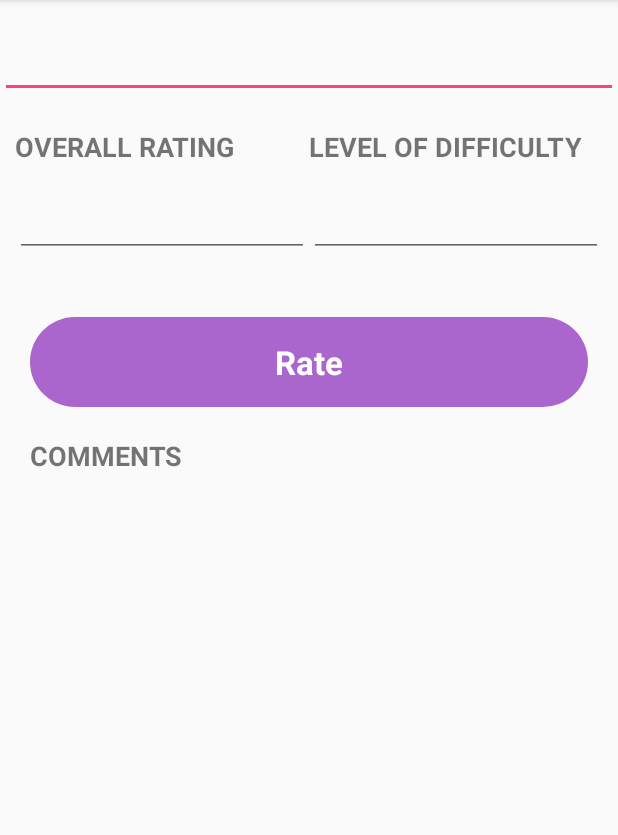
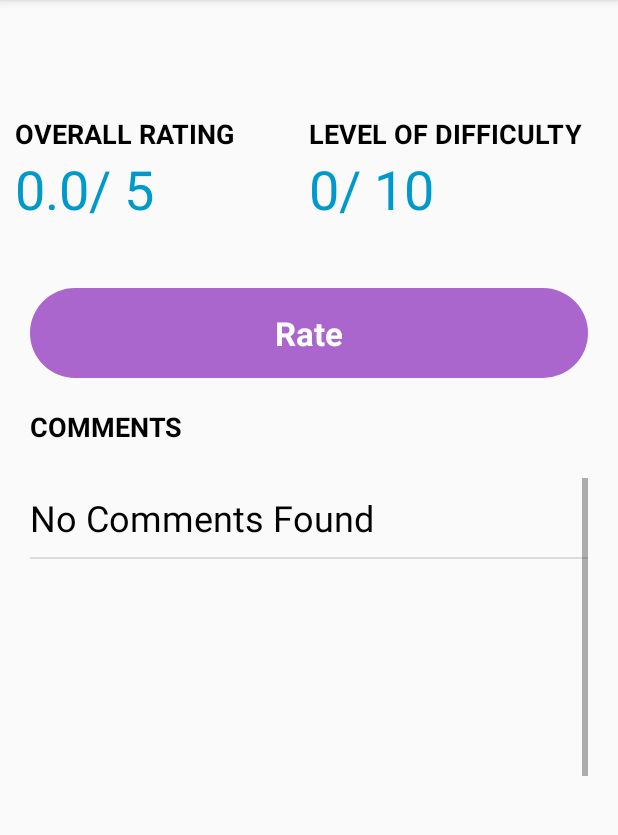
Before and after one commit to ankitabatni/PocketCampus, an Android app: the AddProfessor screen opened directly, with no data from a screen before it, after a tap on "Submit", on a phone screen of 412 x 824 dp, the part 84-919 px from its top. Run offline under Robolectric (Android 15) with nearby library versions, the phone set to English and light mode, and no system bars; our stand-ins replace Firebase (no records; nobody signed in at launch, a user with empty details on screens opened directly); 2 statements that could not run were skipped.

Commit message:
rate prof done

```diff
--- a/app/src/main/java/com/example/ankita/pocketcampus/AddProfessor.java
+++ b/app/src/main/java/com/example/ankita/pocketcampus/AddProfessor.java
@@ -2,6 +2,7 @@ package com.example.ankita.pocketcampus;
 
 import android.content.Intent;
 import android.os.Bundle;
+import android.os.Parcelable;
 import android.support.v7.app.AppCompatActivity;
 import android.view.View;
 import android.widget.EditText;
@@ -18,6 +19,7 @@ import static com.example.ankita.pocketcampus.R.id.profName;
 public class AddProfessor extends AppCompatActivity {
 
     private DatabaseReference mDatabase;
+    private Professor prof;
 
     @Override
     protected void onCreate(Bundle savedInstanceState) {
@@ -45,6 +47,7 @@ public class AddProfessor extends AppCompatActivity {
             Toast.makeText(AddProfessor.this,"Professor Added Successfully",Toast
                     .LENGTH_SHORT).show();
             Intent intent = new Intent(this, ViewProfessor.class);
+            intent.putExtra("Prof Object", (Parcelable) prof);
             startActivity(intent);
         }
     }
--- a/app/src/main/java/com/example/ankita/pocketcampus/ViewProfessor.java
+++ b/app/src/main/java/com/example/ankita/pocketcampus/ViewProfessor.java
@@ -2,23 +2,114 @@ package com.example.ankita.pocketcampus;
 
 import android.content.Intent;
 import android.os.Bundle;
+import android.os.Parcelable;
 import android.support.v7.app.AppCompatActivity;
 import android.view.View;
+import android.widget.ArrayAdapter;
 import android.widget.Button;
+import android.widget.ListView;
+import android.widget.TextView;
+
+import com.example.ankita.pocketcampus.model.Professor;
+import com.example.ankita.pocketcampus.model.Rate;
+import com.google.firebase.database.DataSnapshot;
+import com.google.firebase.database.DatabaseError;
+import com.google.firebase.database.DatabaseReference;
+import com.google.firebase.database.FirebaseDatabase;
+import com.google.firebase.database.ValueEventListener;
+
+import java.util.ArrayList;
+import java.util.List;
 
 public class ViewProfessor extends AppCompatActivity {
-
+    private DatabaseReference mDatabase;
+    final List<Rate> ratingtList = new ArrayList<>();
+    private double overallRating =0. ,levelOfDifficulty = 0.;
+    public Float rating = 0f;
+    public Integer difficultyLevel= 0;
     private Button rateButton;
+    int count = 0;
+    String remark = "";
+    Professor prof;
     @Override
     protected void onCreate(Bundle savedInstanceState) {
         super.onCreate(savedInstanceState);
         setContentView(R.layout.activity_view_professor);
+        mDatabase = FirebaseDatabase.getInstance().getReference();
+        Bundle extras = getIntent().getExtras();
+        prof = (Professor) extras.getParcelable("Prof Object");
+        setTitle(prof.getFirstName()+" "+prof.getLastName());
+        TextView deptName = (TextView) findViewById(R.id.nameOfDepartment_textView);
+        deptName.setText(prof.getDepartmentName());
+        final  Intent intent = new Intent(this,ViewProfessor.class);
+        final List<String> commentList = new ArrayList<String>();
+
+        final ListView commentlistview = (ListView) findViewById(R.id.commentListView);
+        final ArrayAdapter<String> comment_adapter = new ArrayAdapter<String>(this, R.layout.my_list, commentList);
+        commentlistview.setAdapter(comment_adapter);
+
+
+        mDatabase.child("rating").addListenerForSingleValueEvent(new ValueEventListener() {
+            @Override
+            public void onDataChange(DataSnapshot dataSnapshot) {
+                Iterable<DataSnapshot> snapshots =  dataSnapshot.getChildren();
+                for(DataSnapshot snapshot : snapshots){
+                    ratingtList.add(snapshot.getValue(Rate.class));
+                }
+
+                for(Rate rate: ratingtList){
+
+                    if(rate.getProfId().equals(prof.getProfessorId())){
+                        rating += rate.getRating();
+                        difficultyLevel += rate.getDifficultyLevel();
+                        if(rating == 1){
+                            remark = "Awful";
+                        }
+                        else if(rating == 2){
+                            remark = "Poor";
+                        }
+                       else if(rating == 3){
+                            remark = "Fair";
+                        }
+                        else if(rating == 4){
+                            remark = "Good";
+                        }
+                        else{
+                            remark = "Awesome";
+                        }
+                        commentList.add(rate.getRating() +"/ 5        "+remark+"                          " +
+                                ""+rate.getComment());
+                        count++;
+                    }
+                }
+                if(count!=0) {
+                    rating = rating / count;
+                    difficultyLevel = (difficultyLevel / 10) / count;
+                }
+                else{
+                    rating = 0f;
+                    difficultyLevel = 0;
+                    commentList.add("No Comments Found");
+                }
+
+               TextView ratingTextView = (TextView)findViewById(R.id.textViewRating);
+                ratingTextView.setText(""+rating +"/ 5");
+                TextView difficultyTextView = (TextView)findViewById(R.id.textViewDiffiuty);
+                difficultyTextView.setText(""+difficultyLevel +"/ 10");
+            }
+            @Override
+            public void onCancelled(DatabaseError databaseError) {
+
+            }
+        });
+
 
     }
 
      public void onClick(View v){
          if (v.getId() == R.id.rate_button) {
              Intent intent = new Intent(this, RateProfessor.class);
+             intent.putExtra("Prof Id",(Parcelable) prof);
              startActivity(intent);
          }
      }
--- a/app/src/main/java/com/example/ankita/pocketcampus/model/Rate.java
+++ b/app/src/main/java/com/example/ankita/pocketcampus/model/Rate.java
@@ -20,6 +20,8 @@ public class Rate {
         this.difficultyLevel = difficultyLevel;
         this.takeCourseAgain = takeCourseAgain;
         this.comment = comment;
+    }
+    public Rate() {
     }
 
     public String getProfId() {
--- a/app/src/main/res/layout/activity_main.xml
+++ b/app/src/main/res/layout/activity_main.xml
@@ -10,8 +10,8 @@
 
     <FrameLayout
         android:layout_width="match_parent"
-    android:layout_height="wrap_content">
-
+        android:layout_height="314dp"
+        android:layout_marginTop="20dp">
 
 
         <ImageView
@@ -21,7 +21,7 @@
             android:layout_gravity="center"
             android:layout_marginBottom="55dp"
             android:layout_marginTop="50dp"
-        android:src="@drawable/new_icon"/>
+            android:src="@drawable/new_icon" />
 
 
     </FrameLayout>
--- a/app/src/main/res/layout/activity_rate_professor.xml
+++ b/app/src/main/res/layout/activity_rate_professor.xml
@@ -94,7 +94,7 @@
                 android:textStyle="bold" />
 
             <SeekBar
-                android:id="@+id/seekBar"
+                android:id="@+id/seekBar1"
                 android:layout_width="match_parent"
                 android:layout_height="wrap_content"
                 android:layout_marginLeft="20dp"
@@ -174,6 +174,7 @@
                 android:layout_marginLeft="20dp"
                 android:layout_marginRight="20dp"
                 android:layout_marginTop="20dp"
+                android:onClick="onClick"
                 android:text="Submit Rating" />
 
         </LinearLayout>
--- a/app/src/main/res/layout/activity_view_professor.xml
+++ b/app/src/main/res/layout/activity_view_professor.xml
@@ -11,13 +11,16 @@
     android:weightSum="1">
 
 
-    <EditText
-        android:id="@+id/nameOfDepartment_editText"
+    <TextView
+        android:id="@+id/nameOfDepartment_textView"
         android:layout_width="match_parent"
         android:layout_height="wrap_content"
+        android:layout_marginLeft="20dp"
+        android:layout_marginRight="20dp"
+        android:layout_marginTop="10dp"
         android:layout_weight="0.07"
-        android:ems="10"
-        android:inputType="textPersonName" />
+        android:textColor="@color/common_google_signin_btn_text_dark_focused"
+        android:textSize="18sp" />
 
     <LinearLayout
         android:layout_width="match_parent"
@@ -39,16 +42,17 @@
                 android:layout_width="match_parent"
                 android:layout_height="wrap_content"
                 android:text="OVERALL RATING"
+                android:textColor="@android:color/background_dark"
                 android:textSize="18sp"
                 android:textStyle="bold" />
 
-            <EditText
-                android:id="@+id/editText3"
+            <TextView
+                android:id="@+id/textViewRating"
                 android:layout_width="match_parent"
                 android:layout_height="wrap_content"
-                android:ems="10"
-                android:inputType="textPersonName"
-                android:textSize="30sp" />
+                android:textColor="@android:color/holo_blue_dark"
+                android:textSize="36sp" />
+
         </LinearLayout>
 
         <LinearLayout
@@ -62,16 +66,17 @@
                 android:layout_width="match_parent"
                 android:layout_height="wrap_content"
                 android:text="LEVEL OF DIFFICULTY"
+                android:textColor="@android:color/background_dark"
                 android:textSize="18sp"
                 android:textStyle="bold" />
 
-            <EditText
-                android:id="@+id/editText4"
+            <TextView
+                android:id="@+id/textViewDiffiuty"
                 android:layout_width="match_parent"
                 android:layout_height="wrap_content"
-                android:ems="10"
-                android:inputType="textPersonName"
-                android:textSize="30sp" />
+                android:textColor="@android:color/holo_blue_dark"
+                android:textSize="36sp" />
+
         </LinearLayout>
 
     </LinearLayout>
@@ -95,6 +100,7 @@
         android:layout_marginRight="20dp"
         android:layout_weight="0.07"
         android:text="COMMENTS"
+        android:textColor="@android:color/background_dark"
         android:textSize="18sp"
         android:textStyle="bold" />
 
@@ -110,8 +116,9 @@
             android:orientation="vertical">
 
             <ListView
+                android:id="@+id/commentListView"
                 android:layout_width="match_parent"
-                android:layout_height="match_parent" />
+                android:layout_height="201dp" />
         </LinearLayout>
     </ScrollView>
 
--- /dev/null
+++ b/app/src/main/res/layout/my_list.xml
@@ -0,0 +1,9 @@
+<?xml version="1.0" encoding="utf-8"?>
+<TextView xmlns:android="http://schemas.android.com/apk/res/android"
+    android:id="@android:id/text1"
+    android:paddingTop="10dip"
+    android:paddingBottom="10dip"
+    android:layout_width="fill_parent"
+    android:layout_height="wrap_content"
+    android:textSize="24dp"
+    android:textColor="@android:color/background_dark" />
```
Also changed, not shown: app/src/main/java/com/example/ankita/pocketcampus/RateProfSearch.java (+65 -2 lines), app/src/main/java/com/example/ankita/pocketcampus/RateProfessor.java (+122 -3 lines), app/src/main/java/com/example/ankita/pocketcampus/model/Professor.java (+41 -1 lines), app/src/main/res/layout/activity_rate_search_prof.xml (+9 -5 lines). Lines whose indentation alone changed are shown as unchanged.
